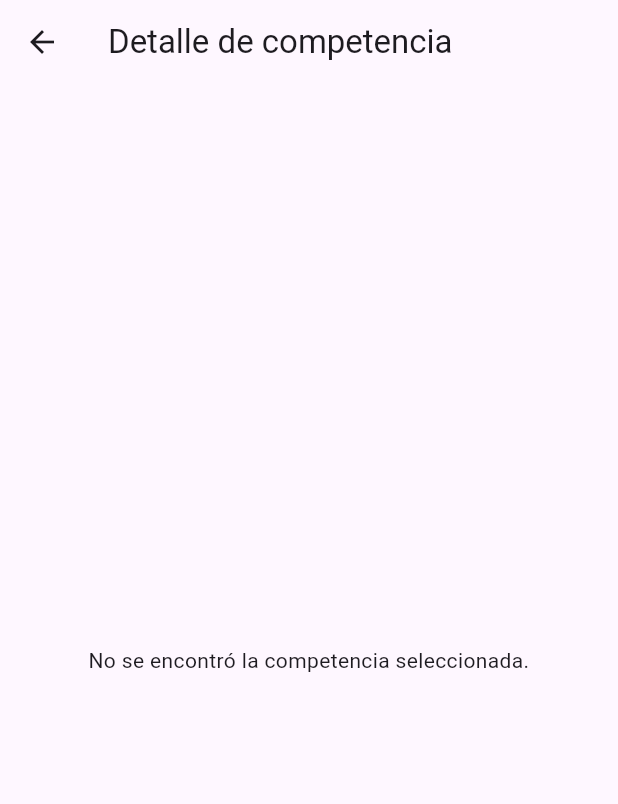
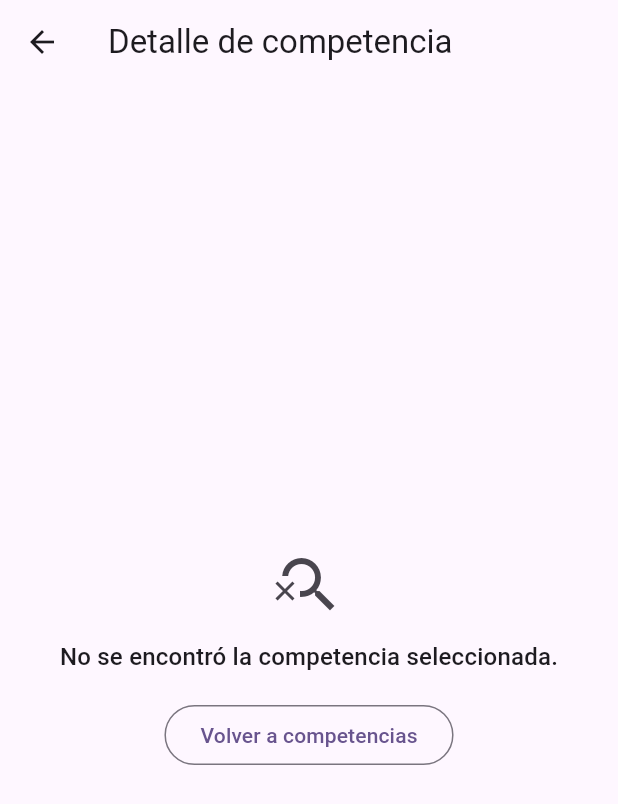
Before and after one commit to Casttle22/pdm2026d-equipo-04-competihub, a Flutter app: the CompetitionDetailScreen screen opened directly with empty values, on a phone screen of 412 x 824 dp. Shown: the top 804 px of the screen. Run offline on Flutter 3.47's test engine with Material 3 defaults, Android fonts, the light colour scheme and no system bars; our stand-ins replace flutter_riverpod.

Commit message:
feat(detalle): consultar por id con los cuatro estados (#22)

```diff
--- a/lib/screens/competition_detail_screen.dart
+++ b/lib/screens/competition_detail_screen.dart
@@ -1,16 +1,150 @@
 import 'package:flutter/material.dart';
+import 'package:flutter_riverpod/flutter_riverpod.dart';
 
 import '../data/competencia.dart';
+import '../providers/competencias_providers.dart';
 
-class CompetitionDetailScreen extends StatelessWidget {
-  const CompetitionDetailScreen({
-    super.key,
-    required this.competitionId,
-    required this.competitions,
-  });
+// Detalle de una competencia (S14): consulta por id con cuatro estados.
+// - Cargando: indicador de progreso.
+// - Error: mensaje para personas y Reintentar, que vuelve a consultar.
+// - No encontrada (null): texto y acción para volver. No es un error.
+// - Datos: el contenido informativo del Issue #9.
+class CompetitionDetailScreen extends ConsumerWidget {
+  const CompetitionDetailScreen({super.key, required this.competitionId});
 
   final String competitionId;
-  final List<Competencia> competitions;
+
+  @override
+  Widget build(BuildContext context, WidgetRef ref) {
+    final competenciaAsync = ref.watch(competenciaPorIdProvider(competitionId));
+
+    return Scaffold(
+      appBar: AppBar(
+        title: const Text('Detalle de competencia'),
+        scrolledUnderElevation: 1,
+      ),
+      body: SafeArea(
+        // skipLoadingOnRefresh: false hace que, al reintentar, se vea otra vez
+        // el indicador de carga en lugar del error anterior.
+        child: competenciaAsync.when(
+          skipLoadingOnRefresh: false,
+          loading: () => const _DetalleCargando(),
+          error: (error, stackTrace) => _DetalleError(
+            onReintentar: () =>
+                ref.invalidate(competenciaPorIdProvider(competitionId)),
+          ),
+          data: (competencia) => competencia == null
+              ? const _DetalleNoEncontrada()
+              : _DetalleContenido(competition: competencia),
+        ),
+      ),
+    );
+  }
+}
+
+class _DetalleCargando extends StatelessWidget {
+  const _DetalleCargando();
+
+  @override
+  Widget build(BuildContext context) {
+    return const Center(
+      child: Column(
+        mainAxisSize: MainAxisSize.min,
+        children: [
+          CircularProgressIndicator(),
+          SizedBox(height: 16),
+          Text('Cargando competencia...'),
+        ],
+      ),
+    );
+  }
+}
+
+// Mensaje para personas, sin detalles técnicos de la excepción.
+class _DetalleError extends StatelessWidget {
+  const _DetalleError({required this.onReintentar});
+
+  final VoidCallback onReintentar;
+
+  @override
+  Widget build(BuildContext context) {
+    return Center(
+      child: SingleChildScrollView(
+        padding: const EdgeInsets.all(24),
+        child: Column(
+          mainAxisSize: MainAxisSize.min,
+          children: [
+            Icon(
+              Icons.error_outline,
+              size: 48,
+              color: Theme.of(context).colorScheme.error,
+            ),
+            const SizedBox(height: 12),
+            Text(
+              'No pudimos cargar esta competencia.',
+              textAlign: TextAlign.center,
+              style: Theme.of(context).textTheme.titleMedium,
+            ),
+            const SizedBox(height: 8),
+            const Text(
+              'Intenta de nuevo en un momento.',
+              textAlign: TextAlign.center,
+            ),
+            const SizedBox(height: 16),
+            FilledButton.icon(
+              onPressed: onReintentar,
+              icon: const Icon(Icons.refresh),
+              label: const Text('Reintentar'),
+            ),
+          ],
+        ),
+      ),
+    );
+  }
+}
+
+// La consulta funcionó pero no hay una competencia con ese id (null).
+// No es un error: no se ofrece Reintentar, sino volver a la lista.
+class _DetalleNoEncontrada extends StatelessWidget {
+  const _DetalleNoEncontrada();
+
+  @override
+  Widget build(BuildContext context) {
+    return Center(
+      child: SingleChildScrollView(
+        padding: const EdgeInsets.all(24),
+        child: Column(
+          mainAxisSize: MainAxisSize.min,
+          children: [
+            Icon(
+              Icons.search_off,
+              size: 48,
+              color: Theme.of(context).colorScheme.onSurfaceVariant,
+            ),
+            const SizedBox(height: 12),
+            Text(
+              'No se encontró la competencia seleccionada.',
+              textAlign: TextAlign.center,
+              style: Theme.of(context).textTheme.titleMedium,
+            ),
+            const SizedBox(height: 16),
+            OutlinedButton(
+              onPressed: () => Navigator.of(context).maybePop(),
+              child: const Text('Volver a competencias'),
+            ),
+          ],
+        ),
+      ),
+    );
+  }
+}
+
+// Contenido informativo del Issue #9, sin cambios: ahora recibe la
+// competencia ya resuelta por el provider.
+class _DetalleContenido extends StatelessWidget {
+  const _DetalleContenido({required this.competition});
+
+  final Competencia competition;
 
   String _twoDigits(int number) => number.toString().padLeft(2, '0');
 
@@ -22,32 +156,6 @@ class CompetitionDetailScreen extends StatelessWidget {
 
   @override
   Widget build(BuildContext context) {
-    Competencia? selectedCompetition;
-    for (final competition in competitions) {
-      if (competition.id == competitionId) {
-        selectedCompetition = competition;
-        break;
-      }
-    }
-
-    if (selectedCompetition == null) {
-      return Scaffold(
-        appBar: AppBar(title: const Text('Detalle de competencia')),
-        body: const SafeArea(
-          child: Center(
-            child: Padding(
-              padding: EdgeInsets.all(24),
-              child: Text(
-                'No se encontró la competencia seleccionada.',
-                textAlign: TextAlign.center,
-              ),
-            ),
-          ),
-        ),
-      );
-    }
-
-    final competition = selectedCompetition;
     final scheme = Theme.of(context).colorScheme;
     final (accentColor, categoryIcon) = switch (competition.categoria) {
       'Esports' => (scheme.primary, Icons.sports_esports_outlined),
@@ -65,13 +173,7 @@ class CompetitionDetailScreen extends StatelessWidget {
     final inscriptionUrl = competition.inscripcionUrl?.trim();
     final contact = competition.contacto?.trim();
 
-    return Scaffold(
-      appBar: AppBar(
-        title: const Text('Detalle de competencia'),
-        scrolledUnderElevation: 1,
-      ),
-      body: SafeArea(
-        child: ListView(
+    return ListView(
       padding: const EdgeInsets.fromLTRB(16, 12, 16, 28),
       children: [
         // Cabecera visual: misma pantalla para todas las competencias.
@@ -141,9 +243,7 @@ class CompetitionDetailScreen extends StatelessWidget {
               const SizedBox(height: 12),
               Text(
                 'Competencia ficticia de prueba',
-                    style: TextStyle(
-                      color: Colors.white.withValues(alpha: 0.88),
-                    ),
+                style: TextStyle(color: Colors.white.withValues(alpha: 0.88)),
               ),
               const SizedBox(height: 20),
               Divider(color: Colors.white.withValues(alpha: 0.28)),
@@ -288,8 +388,6 @@ class CompetitionDetailScreen extends StatelessWidget {
           ),
         ),
       ],
-        ),
-      ),
     );
   }
 }
```
Also changed, not shown: lib/main.dart (+3 -7 lines). Lines whose indentation alone changed are shown as unchanged.
